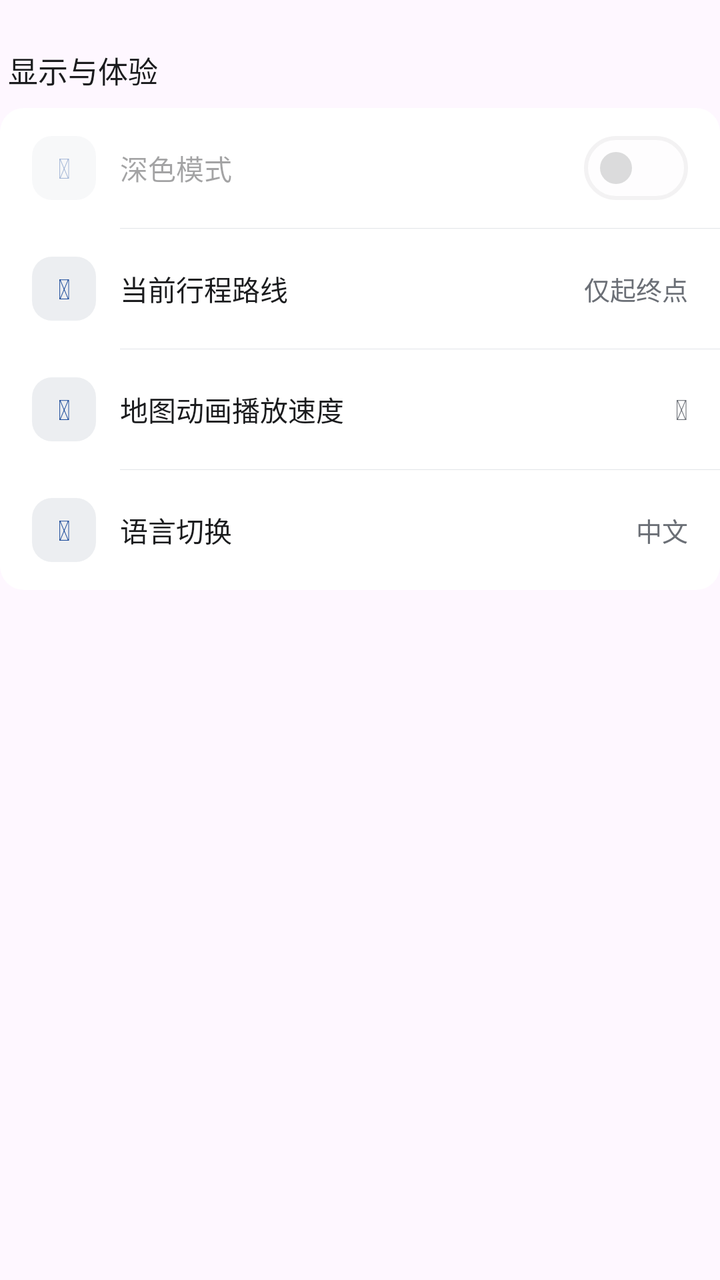
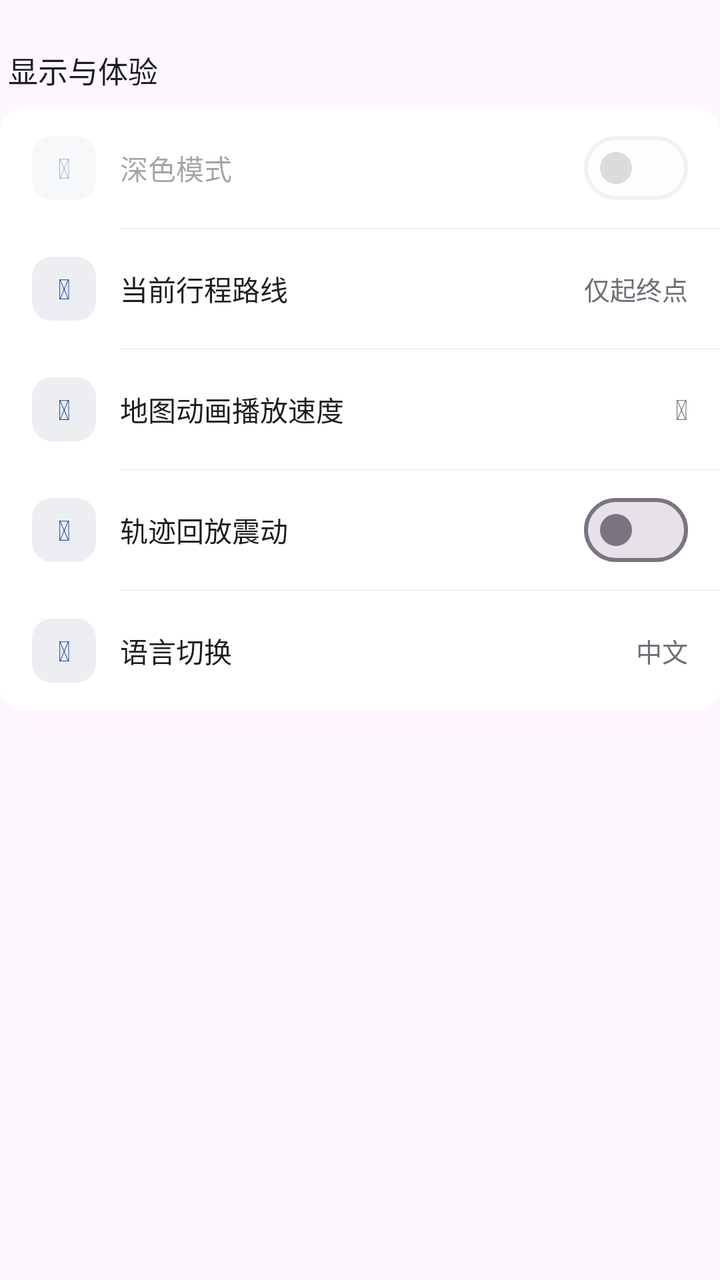

Screens rendered from an Android XML layout before and after an edit, with the pre-edit source and the edit as a unified diff.
<!-- AndroidManifest.xml: application theme Theme.TransitU -->
<!-- res/layout/section_display.xml -->
<?xml version="1.0" encoding="utf-8"?>
<LinearLayout xmlns:android="http://schemas.android.com/apk/res/android"
    android:layout_width="match_parent"
    android:layout_height="wrap_content"
    android:orientation="vertical">

    <TextView
        style="@style/SettingsSectionTitle"
        android:text="显示与体验" />

    <LinearLayout style="@style/SettingsSectionCard">

        
        <LinearLayout
            android:id="@+id/rowDarkMode"
            android:layout_width="match_parent"
            android:layout_height="wrap_content"
            android:orientation="horizontal"
            android:gravity="center_vertical"
            android:paddingStart="16dp"
            android:paddingEnd="16dp"
            android:paddingTop="14dp"
            android:paddingBottom="14dp"
            android:alpha="0.4">

            <TextView
                android:id="@+id/iconDarkMode"
                android:layout_width="32dp"
                android:layout_height="32dp"
                android:layout_gravity="center_vertical"
                android:layout_marginEnd="12dp"
                android:background="@drawable/bg_settings_icon"
                android:gravity="center"
                android:text="&#xf186;"
                android:textColor="@color/accent"
                android:textSize="14sp"
                android:tag="fa" />

            <TextView
                android:layout_width="0dp"
                android:layout_height="wrap_content"
                android:layout_weight="1"
                android:text="深色模式"
                android:textColor="@color/ink"
                android:textSize="14sp" />

            <com.google.android.material.materialswitch.MaterialSwitch
                android:id="@+id/switchDarkMode"
                android:layout_width="wrap_content"
                android:layout_height="wrap_content"
                android:minHeight="0dp"
                android:enabled="false" />
        </LinearLayout>

        <LinearLayout
            android:id="@+id/rowCurrentTripRoute"
            android:layout_width="match_parent"
            android:layout_height="wrap_content"
            android:orientation="horizontal"
            android:gravity="center_vertical"
            android:paddingStart="16dp"
            android:paddingEnd="16dp"
            android:paddingTop="14dp"
            android:paddingBottom="14dp"
            android:clickable="true"
            android:focusable="true">

            <TextView
                android:id="@+id/iconCurrentTripRoute"
                android:layout_width="32dp"
                android:layout_height="32dp"
                android:layout_gravity="center_vertical"
                android:layout_marginEnd="12dp"
                android:background="@drawable/bg_settings_icon"
                android:gravity="center"
                android:text="&#xf4d7;"
                android:textColor="@color/accent"
                android:textSize="14sp"
                android:tag="fa" />

            <TextView
                android:layout_width="0dp"
                android:layout_height="wrap_content"
                android:layout_weight="1"
                android:text="当前行程路线"
                android:textColor="@color/ink"
                android:textSize="14sp" />

            <TextView
                android:id="@+id/tvCurrentTripRouteValue"
                android:layout_width="wrap_content"
                android:layout_height="wrap_content"
                android:text="仅起终点"
                android:textColor="@color/ink_3"
                android:textSize="13sp" />
        </LinearLayout>

        <LinearLayout
            android:layout_width="match_parent"
            android:layout_height="wrap_content"
            android:orientation="horizontal"
            android:gravity="center_vertical"
            android:paddingStart="16dp"
            android:paddingEnd="16dp"
            android:paddingTop="14dp"
            android:paddingBottom="14dp">

            <TextView
                android:id="@+id/iconMapSpeed"
                android:layout_width="32dp"
                android:layout_height="32dp"
                android:layout_gravity="center_vertical"
                android:layout_marginEnd="12dp"
                android:background="@drawable/bg_settings_icon"
                android:gravity="center"
                android:text="&#xf5a0;"
                android:textColor="@color/accent"
                android:textSize="14sp"
                android:tag="fa" />

            <TextView
                android:layout_width="0dp"
                android:layout_height="wrap_content"
                android:layout_weight="1"
                android:text="地图动画播放速度"
                android:textColor="@color/ink"
                android:textSize="14sp" />
            <TextView
                android:layout_width="wrap_content"
                android:layout_height="wrap_content"
                android:text="&#xf054;"
                android:textColor="@color/ink_3"
                android:textSize="14sp"
                android:tag="fa" />
        </LinearLayout>

        <LinearLayout
            android:id="@+id/rowLanguage"
            android:layout_width="match_parent"
            android:layout_height="wrap_content"
            android:orientation="horizontal"
            android:gravity="center_vertical"
            android:paddingStart="16dp"
            android:paddingEnd="16dp"
            android:paddingTop="14dp"
            android:paddingBottom="14dp"
            android:clickable="true"
            android:focusable="true">

            <TextView
                android:id="@+id/iconLanguage"
                android:layout_width="32dp"
                android:layout_height="32dp"
                android:layout_gravity="center_vertical"
                android:layout_marginEnd="12dp"
                android:background="@drawable/bg_settings_icon"
                android:gravity="center"
                android:text="&#xf1ab;"
                android:textColor="@color/accent"
                android:textSize="14sp"
                android:tag="fa" />

            <TextView
                android:layout_width="0dp"
                android:layout_height="wrap_content"
                android:layout_weight="1"
                android:text="语言切换"
                android:textColor="@color/ink"
                android:textSize="14sp" />
            <TextView
                android:id="@+id/tvLanguageValue"
                android:layout_width="wrap_content"
                android:layout_height="wrap_content"
                android:text="中文"
                android:textColor="@color/ink_3"
                android:textSize="13sp" />
        </LinearLayout>
    </LinearLayout>
</LinearLayout>
<!-- resources referenced by this layout -->
<resources>
  <color name="accent">#1F4E9C</color>
  <color name="ink">#1B1C1E</color>
  <color name="ink_3">#6B6F76</color>
  <!-- drawable bg_settings_icon (drawable) -->
  <?xml version="1.0" encoding="utf-8"?>
  <shape xmlns:android="http://schemas.android.com/apk/res/android">
      <solid android:color="@color/fill" />
      <corners android:radius="10dp" />
  </shape>
  <style name="SettingsSectionCard">
          <item name="android:layout_width">match_parent</item>
          <item name="android:layout_height">wrap_content</item>
          <item name="android:background">@drawable/bg_card_plain</item>
          <item name="android:divider">@drawable/bg_settings_divider</item>
          <item name="android:orientation">vertical</item>
          <item name="android:showDividers">middle</item>
      </style>
  <style name="SettingsSectionTitle">
          <item name="android:layout_width">match_parent</item>
          <item name="android:layout_height">wrap_content</item>
          <item name="android:layout_marginStart">4dp</item>
          <item name="android:layout_marginTop">24dp</item>
          <item name="android:layout_marginBottom">8dp</item>
          <item name="android:fontFamily">sans-serif-medium</item>
          <item name="android:textColor">@color/ink</item>
          <item name="android:textSize">15sp</item>
      </style>
  <style name="Theme.TransitU" parent="Theme.Material3.DayNight.NoActionBar">
          
          <item name="android:textSelectHandle">@drawable/tu_text_select_handle_middle</item>
          <item name="android:textSelectHandleLeft">@drawable/tu_text_select_handle_left</item>
          <item name="android:textSelectHandleRight">@drawable/tu_text_select_handle_right</item>
  
          
          <item name="android:textColorHighlight">@color/m3_highlighted_text</item>
      </style>
  <color name="fill">#ECEEF1</color>
  <!-- drawable bg_card_plain (drawable) -->
  <?xml version="1.0" encoding="utf-8"?>
  <shape xmlns:android="http://schemas.android.com/apk/res/android">
      <solid android:color="@color/surface" />
      <corners android:radius="12dp" />
  </shape>
  <!-- drawable bg_settings_divider (drawable) -->
  <?xml version="1.0" encoding="utf-8"?>
  <inset xmlns:android="http://schemas.android.com/apk/res/android"
      android:insetLeft="60dp">
      <shape android:shape="rectangle">
          <solid android:color="@color/line" />
          <size android:height="1px" />
      </shape>
  </inset>
  <!-- drawable tu_text_select_handle_middle (drawable) -->
  <?xml version="1.0" encoding="utf-8"?>
  <bitmap xmlns:android="http://schemas.android.com/apk/res/android"
      android:src="@drawable/abc_text_select_handle_middle_mtrl"
      android:tint="?attr/colorPrimary"
      android:tintMode="src_in" />
  <!-- drawable tu_text_select_handle_left (drawable) -->
  <?xml version="1.0" encoding="utf-8"?>
  <bitmap xmlns:android="http://schemas.android.com/apk/res/android"
      android:src="@drawable/abc_text_select_handle_left_mtrl"
      android:tint="?attr/colorPrimary"
      android:tintMode="src_in" />
  <!-- drawable tu_text_select_handle_right (drawable) -->
  <?xml version="1.0" encoding="utf-8"?>
  <bitmap xmlns:android="http://schemas.android.com/apk/res/android"
      android:src="@drawable/abc_text_select_handle_right_mtrl"
      android:tint="?attr/colorPrimary"
      android:tintMode="src_in" />
  <color name="surface">#FFFFFF</color>
  <color name="line">#E1E4E8</color>
</resources>

<!-- the commit's change to res/layout/section_display.xml (unified diff, before → after) -->
@@ -134,6 +134,45 @@
                 android:tag="fa" />
         </LinearLayout>
 
+        
+        <LinearLayout
+            android:layout_width="match_parent"
+            android:layout_height="wrap_content"
+            android:orientation="horizontal"
+            android:gravity="center_vertical"
+            android:paddingStart="16dp"
+            android:paddingEnd="16dp"
+            android:paddingTop="14dp"
+            android:paddingBottom="14dp">
+
+            <TextView
+                android:id="@+id/iconPlaybackHaptics"
+                android:layout_width="32dp"
+                android:layout_height="32dp"
+                android:layout_gravity="center_vertical"
+                android:layout_marginEnd="12dp"
+                android:background="@drawable/bg_settings_icon"
+                android:gravity="center"
+                android:text="&#xf3cd;"
+                android:textColor="@color/accent"
+                android:textSize="14sp"
+                android:tag="fa" />
+
+            <TextView
+                android:layout_width="0dp"
+                android:layout_height="wrap_content"
+                android:layout_weight="1"
+                android:text="轨迹回放震动"
+                android:textColor="@color/ink"
+                android:textSize="14sp" />
+
+            <com.google.android.material.materialswitch.MaterialSwitch
+                android:id="@+id/switchPlaybackHaptics"
+                android:layout_width="wrap_content"
+                android:layout_height="wrap_content"
+                android:minHeight="0dp" />
+        </LinearLayout>
+
         <LinearLayout
             android:id="@+id/rowLanguage"
             android:layout_width="match_parent"
